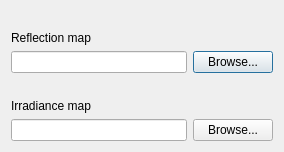
First picture: the form in code/qttoolkit/qtaddons/globalprobecontroller/ui/environmentprobedialog.ui, repository gscept/nebula-trifid, before the edit.
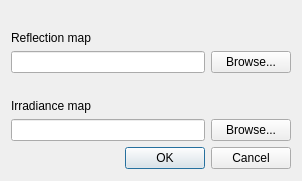
Second picture: the form after the edit.

The edit to the form file:
```diff
--- a/code/qttoolkit/qtaddons/globalprobecontroller/ui/environmentprobedialog.ui
+++ b/code/qttoolkit/qtaddons/globalprobecontroller/ui/environmentprobedialog.ui
@@ -6,8 +6,8 @@
    <rect>
     <x>0</x>
     <y>0</y>
-    <width>284</width>
-    <height>152</height>
+    <width>302</width>
+    <height>181</height>
    </rect>
   </property>
   <property name="font">
@@ -76,6 +76,22 @@
      </property>
     </widget>
    </item>
+   <item row="8" column="0" colspan="2">
+    <widget class="QDialogButtonBox" name="buttonBox">
+     <property name="sizePolicy">
+      <sizepolicy hsizetype="Preferred" vsizetype="Fixed">
+       <horstretch>0</horstretch>
+       <verstretch>0</verstretch>
+      </sizepolicy>
+     </property>
+     <property name="orientation">
+      <enum>Qt::Horizontal</enum>
+     </property>
+     <property name="standardButtons">
+      <set>QDialogButtonBox::Cancel|QDialogButtonBox::Ok</set>
+     </property>
+    </widget>
+   </item>
    <item row="9" column="0" colspan="2">
     <spacer name="verticalSpacer">
      <property name="orientation">
```
Left out of the diff: 41 changed lines with no effect on the pictures.
